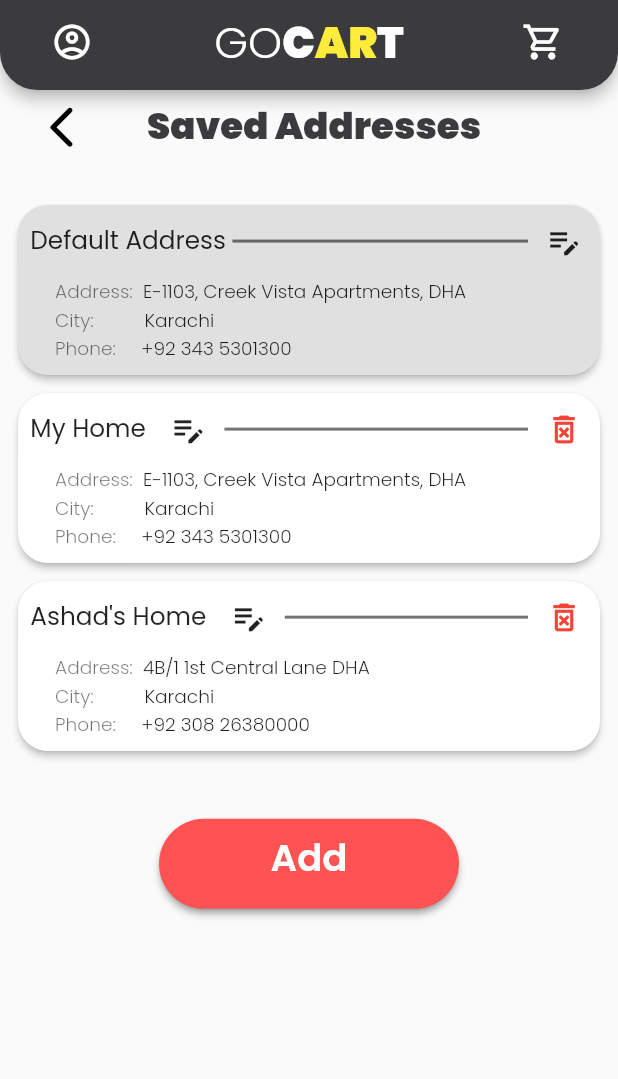
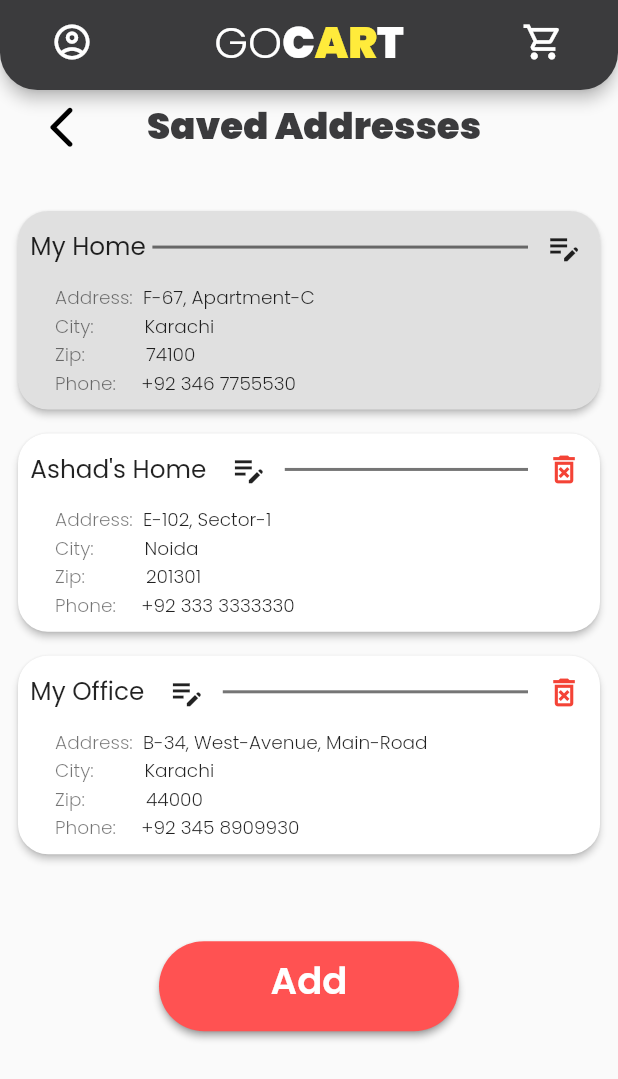
Before and after one commit to ashadnadeem/GoCART, a Flutter app: the savedAddress screen opened directly, on a phone screen of 412 x 824 dp. Shown: the top 1079 px of the screen. Run offline on Flutter 3.47's test engine with Material 2 defaults, Android fonts, the phone set to English and light mode, and no system bars; our stand-ins replace bottom_navy_bar, camera, google_fonts, progress_indicators; missing offline and left inert: arcore_flutter_plugin; network calls fail.

Commit message:
EditAddress + ProfilePic + Address List Build Dynamic + TEControllers

```diff
--- a/lib/AccountScreen_Pages/Address/savedaddress.dart
+++ b/lib/AccountScreen_Pages/Address/savedaddress.dart
@@ -11,6 +11,36 @@
 }
 
 class _savedAddressState extends State<savedAddress> {
+  List<Address> myAddresses = [];
+  @override
+  void initState() {
+    // TODO: implement initState
+    super.initState();
+
+    myAddresses.add(Address(
+      name: "My Home",
+      address: "F-67, Apartment-C",
+      city: "Karachi",
+      zip: "74100",
+      phone: "+92 346 7755530",
+    ));
+    myAddresses.add(Address(
+      name: "Ashad's Home",
+      address: "E-102, Sector-1",
+      city: "Noida",
+      zip: "201301",
+      phone: "+92 333 3333330",
+    ));
+    myAddresses.add(Address(
+      name: "My Office",
+      address: "B-34, West-Avenue, Main-Road",
+      city: "Karachi",
+      zip: "44000",
+      phone: "+92 345 8909930",
+    ));
+    myAddresses[0].defaultAddress = true;
+  }
+
   @override
   Widget build(BuildContext context) {
     final double screenHeight = MediaQuery.of(context).size.height;
@@ -18,64 +48,47 @@
       appBar: const topBar(implyLeading: false),
       body: SingleChildScrollView(
         child: Column(
-          children: [
-            headerBar(title: "Saved Addresses"),
+          crossAxisAlignment: CrossAxisAlignment.center,
+          children: <Widget>[
+            const headerBar(title: "Saved Addresses"),
             SizedBox(height: screenHeight * 0.03),
-            Container(
-              width: screenHeight * 0.8,
-              child: Padding(
-                padding: const EdgeInsets.only(bottom: 10),
-                child: Column(
-                  crossAxisAlignment: CrossAxisAlignment.center,
-                  children: <Widget>[
-                    addressTile(
-                      defaultAddress: true,
-                      address: Address(
-                        name: "Default Address",
-                        address: "E-1103, Creek Vista Apartments, DHA",
-                        city: "Karachi",
-                        phone: "+92 343 5301300",
-                      ),
-                    ),
-                    SizedBox(height: screenHeight * 0.005),
-                    addressTile(
-                      address: Address(
-                        name: "My Home",
-                        address: "E-1103, Creek Vista Apartments, DHA",
-                        city: "Karachi",
-                        phone: "+92 343 5301300",
-                      ),
-                    ),
-                    SizedBox(height: screenHeight * 0.005),
-                    addressTile(
-                      address: Address(
-                        name: "Ashad's Home",
-                        address: "4B/1 1st Central Lane DHA",
-                        city: "Karachi",
-                        phone: "+92 308 26380000",
-                      ),
-                    ),
-                    SizedBox(height: screenHeight * 0.05),
-                    coolButton(
-                      text: "Add Address",
-                      functionToComply: () {
-                        // Navigate to add address page
-                        Navigator.push(
-                          context,
-                          MaterialPageRoute(
-                            builder: (context) => addAddress(),
-                          ),
-                        );
-                      },
-                    )
-                  ],
-                ),
-              ),
-            ),
+            for (var i = 0; i < myAddresses.length; i++)
+              addressCard(myAddresses[i]),
+            addAddressButton(),
           ],
         ),
       ),
       // bottomNavigationBar: const bottomBar(),
     );
   }
+
+  Widget addressCard(userAddress) {
+    return InkWell(
+      child: addressTile(address: userAddress),
+      onTap: () {
+        myAddresses.remove(userAddress);
+        (userAddress as Address).defaultAddress = true;
+        myAddresses.insert(0, userAddress);
+        // mark rest of the addresses as false
+        for (var i = 1; i < myAddresses.length; i++) {
+          (myAddresses[i]).defaultAddress = false;
+        }
+        setState(() {});
+      },
+    );
+  }
+
+  Widget addAddressButton() {
+    return Padding(
+      padding: const EdgeInsets.symmetric(vertical: 50.0),
+      child: coolButton(
+        text: "Add Address",
+        functionToComply: () {
+          // Navigate to add address page
+          Navigator.push(
+              context, MaterialPageRoute(builder: (context) => addAddress()));
+        },
+      ),
+    );
+  }
 }
--- a/lib/main.dart
+++ b/lib/main.dart
@@ -1,4 +1,3 @@
-import 'package:arcore_flutter_plugin/arcore_flutter_plugin.dart';
 import 'package:camera/camera.dart';
 import 'package:flutter/material.dart';
 import 'package:gocart/OnBoarding/Login.dart';
--- a/lib/utils.dart
+++ b/lib/utils.dart
@@ -1,7 +1,7 @@
 import 'package:awesome_card/awesome_card.dart';
 import 'package:flutter/material.dart';
 import 'package:gocart/AccountScreen_Pages/Account%20Main/accountpage.dart';
-import 'package:gocart/AccountScreen_Pages/Address/U_EditAddressForm.dart';
+import 'package:gocart/AccountScreen_Pages/Address/addaddress.dart';
 import 'package:gocart/AccountScreen_Pages/Payment/addcard.dart';
 import 'package:gocart/MainScreen_Pages/U_ItemDetailPage.dart';
 import 'package:google_fonts/google_fonts.dart';
@@ -368,9 +368,7 @@
 }
 
 class addressTile extends StatelessWidget {
-  addressTile({Key? key, this.defaultAddress = false, required this.address})
-      : super(key: key);
-  bool defaultAddress;
+  addressTile({Key? key, required this.address}) : super(key: key);
   final Address address;
   @override
   Widget build(BuildContext context) {
@@ -381,7 +379,7 @@
         icon: Icon(Icons.edit_note_outlined, size: screenSizeH * 0.03),
         onPressed: () {
           Navigator.of(context).push(MaterialPageRoute(
-            builder: (context) => EditAddress(),
+            builder: (context) => addAddress(address: address),
           ));
         },
       );
@@ -395,14 +393,12 @@
       );
     }
 
-    return InkWell(
-      onTap: () {
-        // Change the default address
-      },
-      child: Padding(
-        padding: const EdgeInsets.symmetric(horizontal: 8),
+    return Padding(
+      padding: const EdgeInsets.symmetric(horizontal: 8, vertical: 4),
+      child: Container(
+        width: MediaQuery.of(context).size.height * 0.8,
         child: Card(
-          color: defaultAddress ? Colors.grey.shade300 : Colors.white,
+          color: address.defaultAddress ? Colors.grey.shade300 : Colors.white,
           shape: RoundedRectangleBorder(
             borderRadius: BorderRadius.circular(20),
           ),
@@ -419,14 +415,14 @@
                       fontWeight: FontWeight.w400,
                     ),
                   ),
-                  defaultAddress ? Container() : editButton(),
+                  address.defaultAddress ? Container() : editButton(),
                   Expanded(
                     child: Container(
                       color: Colors.black54,
                       height: 2,
                     ),
                   ),
-                  defaultAddress ? editButton() : deleteButton(),
+                  address.defaultAddress ? editButton() : deleteButton(),
                 ],
               ),
               Row(
@@ -467,6 +463,30 @@
                   Expanded(
                     child: Text(
                       address.city,
+                      overflow: TextOverflow.ellipsis,
+                      maxLines: 1,
+                      style: GoogleFonts.poppins(
+                        fontSize: fontsize,
+                        fontWeight: FontWeight.w300,
+                      ),
+                    ),
+                  ),
+                ],
+              ),
+              Row(
+                children: <Widget>[
+                  Container(width: screenSizeH * 0.03),
+                  Text(
+                    'Zip:            ',
+                    style: GoogleFonts.poppins(
+                      fontSize: fontsize,
+                      fontWeight: FontWeight.w300,
+                      color: Colors.black54,
+                    ),
+                  ),
+                  Expanded(
+                    child: Text(
+                      address.zip,
                       overflow: TextOverflow.ellipsis,
                       maxLines: 1,
                       style: GoogleFonts.poppins(
@@ -710,18 +730,22 @@
     required this.address,
     required this.city,
     required this.phone,
+    required this.zip,
+    this.defaultAddress = false,
   });
-  final String name, address, city, phone;
+  String name, address, city, phone, zip;
+  bool defaultAddress;
 }
 
 class DebitCard {
-  DebitCard(
-      {required this.cardNumber,
-      required this.expiryDate,
-      required this.cvv,
-      required this.cardHolderName,
-      this.bankName = 'My Bank',
-      this.cardFront = true});
+  DebitCard({
+    required this.cardNumber,
+    required this.expiryDate,
+    required this.cvv,
+    required this.cardHolderName,
+    this.bankName = 'My Bank',
+    this.cardFront = true,
+  });
   String cardNumber, expiryDate, cvv, cardHolderName, bankName;
   bool cardFront;
 }
```
Also changed, not shown: lib/AccountScreen_Pages/Address/U_EditAddressForm.dart (deleted, +0 -16 lines), lib/AccountScreen_Pages/Address/addaddress.dart (+39 -11 lines), lib/AccountScreen_Pages/Details/accountdetails.dart (+71 -10 lines).
